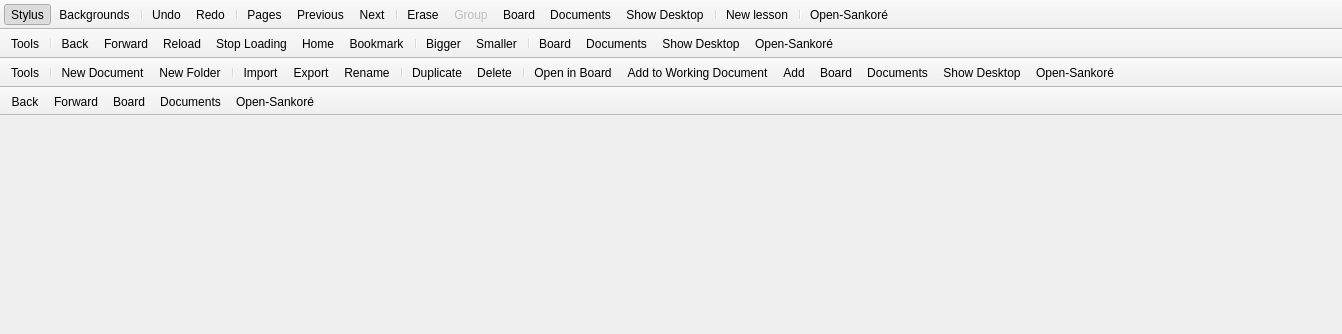
First picture: the form in resources/forms/mainWindow.ui, repository Tonicminds/Sankore-3.1, before the edit.
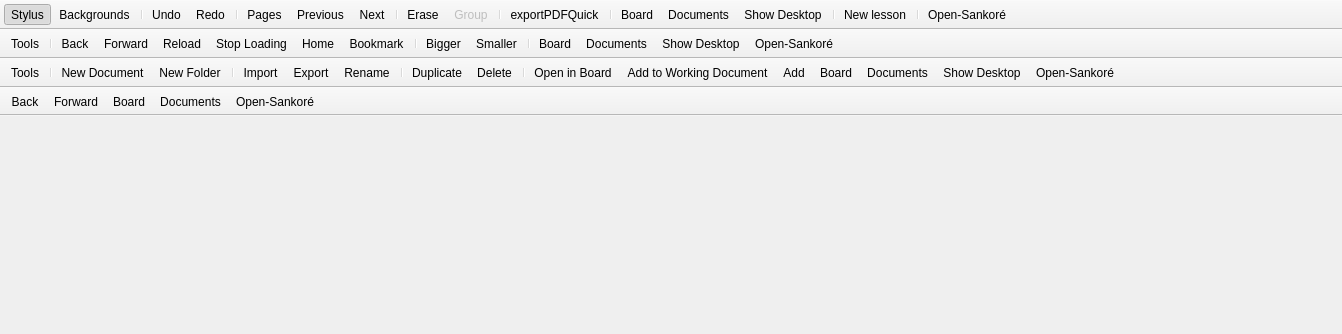
Second picture: the form after the edit. Icons and pictures are not drawn.

Commit message: Exporting seems not to work

```diff
--- a/resources/forms/mainWindow.ui
+++ b/resources/forms/mainWindow.ui
@@ -70,6 +70,9 @@
    <addaction name="separator"/>
    <addaction name="actionErase"/>
    <addaction name="actionGroupItems"/>
+   <addaction name="separator"/>
+   <addaction name="actionExportPDFQuick"/>
+   <addaction name="separator"/>
    <addaction name="actionBoard"/>
    <addaction name="actionDocument"/>
    <addaction name="actionDesktop"/>
@@ -1747,6 +1750,18 @@
     <string>Add link to current page</string>
    </property>
   </action>
+  <action name="actionExportPDFQuick">
+   <property name="icon">
+    <iconset resource="../sankore.qrc">
+     <normaloff>:/images/trapFlashPalette/downloadToBoard.svg</normaloff>:/images/trapFlashPalette/downloadToBoard.svg</iconset>
+   </property>
+   <property name="text">
+    <string>exportPDFQuick</string>
+   </property>
+   <property name="toolTip">
+    <string>Export to PDF format</string>
+   </property>
+  </action>
  </widget>
  <resources>
   <include location="../sankore.qrc"/>
```
The commit also changes 2 other files.
